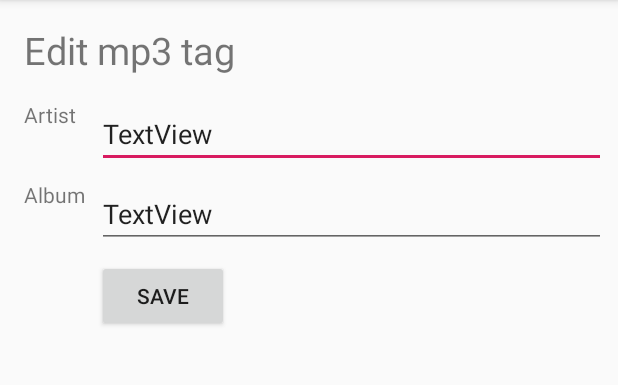
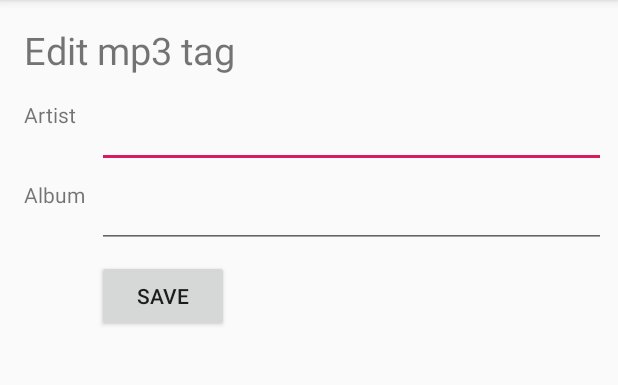
Before and after one commit to keima/ParcelizeDemo, an Android app: the screen it shows after launch (MainActivity), after a tap on "SAVE", on a phone screen of 412 x 824 dp, the part 84-469 px from its top. Run offline under Robolectric (Android 15) with nearby library versions, the phone set to English and light mode, and no system bars; our stand-ins replace data binding; libraries missing offline, so code that uses them is left out: com.evernote.android; 1 statement that could not run was skipped.

Commit message:
It works!

```diff
--- a/app/build.gradle
+++ b/app/build.gradle
@@ -35,3 +35,8 @@ dependencies {
     androidTestImplementation 'androidx.test:runner:1.1.0-alpha3'
     androidTestImplementation 'androidx.test.espresso:espresso-core:3.1.0-alpha3'
 }
+
+androidExtensions {
+    experimental = true
+    features = ["parcelize"]
+}
--- a/app/src/main/AndroidManifest.xml
+++ b/app/src/main/AndroidManifest.xml
@@ -3,6 +3,7 @@
     xmlns:tools="http://schemas.android.com/tools">
 
     <application
+        android:name=".MyApp"
         android:allowBackup="false"
         android:icon="@mipmap/ic_launcher"
         android:label="@string/app_name"
--- a/app/src/main/java/app/keima/android/parcelizedemo/MainActivity.kt
+++ b/app/src/main/java/app/keima/android/parcelizedemo/MainActivity.kt
@@ -1,22 +1,35 @@
 package app.keima.android.parcelizedemo
 
 import android.os.Bundle
+import android.util.Log
 import androidx.appcompat.app.AppCompatActivity
 import androidx.databinding.DataBindingUtil
 import app.keima.android.parcelizedemo.databinding.ActivityMainBinding
+import com.evernote.android.state.State
+import java.util.Date
 
-class MainActivity: AppCompatActivity() {
+class MainActivity : AppCompatActivity() {
 
-  private lateinit var binding : ActivityMainBinding
+  companion object {
+    private const val TAG = "MainActivity"
+  }
+
+  private lateinit var binding: ActivityMainBinding
+
+  @State
+  var mp3Tag = Mp3Tag()
 
   override fun onCreate(savedInstanceState: Bundle?) {
     super.onCreate(savedInstanceState)
     binding = DataBindingUtil.setContentView(this, R.layout.activity_main)
+    binding.model = mp3Tag
 
     binding.saveButton.setOnClickListener {
-
+      mp3Tag.date = Date()
+      Log.d(TAG, "*_mp3tag: $mp3Tag")
     }
 
+    Log.d(TAG, "mp3tag: $mp3Tag")
   }
 
 }
--- a/app/src/main/java/app/keima/android/parcelizedemo/Mp3Tag.kt
+++ b/app/src/main/java/app/keima/android/parcelizedemo/Mp3Tag.kt
@@ -1,3 +1,12 @@
 package app.keima.android.parcelizedemo
 
-class Mp3Tag
+import android.os.Parcelable
+import kotlinx.android.parcel.Parcelize
+import java.util.Date
+
+@Parcelize
+data class Mp3Tag(
+    var artist: String = "",
+    var album: String = "",
+    var date: Date = Date()
+) : Parcelable
--- /dev/null
+++ b/app/src/main/java/app/keima/android/parcelizedemo/MyApp.kt
@@ -0,0 +1,13 @@
+package app.keima.android.parcelizedemo
+
+import android.app.Application
+import com.evernote.android.state.StateSaver
+
+class MyApp : Application() {
+
+  override fun onCreate() {
+    super.onCreate()
+    StateSaver.setEnabledForAllActivitiesAndSupportFragments(this, true)
+  }
+
+}
--- a/app/src/main/res/layout/activity_main.xml
+++ b/app/src/main/res/layout/activity_main.xml
@@ -3,6 +3,13 @@
     xmlns:app="http://schemas.android.com/apk/res-auto"
     xmlns:tools="http://schemas.android.com/tools"
     tools:ignore="HardcodedText">
+
+    <data>
+
+        <variable
+            name="model"
+            type="app.keima.android.parcelizedemo.Mp3Tag"/>
+    </data>
 
     <androidx.constraintlayout.widget.ConstraintLayout
         android:layout_width="match_parent"
@@ -52,7 +59,7 @@
             android:layout_marginRight="8dp"
             android:layout_marginStart="8dp"
             android:layout_marginTop="16dp"
-            android:text="TextView"
+            android:text="@={model.artist}"
             app:layout_constraintEnd_toEndOf="parent"
             app:layout_constraintStart_toEndOf="@+id/labelBarrier"
             app:layout_constraintTop_toBottomOf="@+id/textView"/>
@@ -66,7 +73,7 @@
             android:layout_marginRight="8dp"
             android:layout_marginStart="8dp"
             android:layout_marginTop="8dp"
-            android:text="TextView"
+            android:text="@={model.album}"
             app:layout_constraintEnd_toEndOf="parent"
             app:layout_constraintStart_toEndOf="@+id/labelBarrier"
             app:layout_constraintTop_toTopOf="@+id/artistBarrier"/>
--- a/build.gradle
+++ b/build.gradle
@@ -1,13 +1,13 @@
 // Top-level build file where you can add configuration options common to all sub-projects/modules.
 
 buildscript {
-    ext.kotlin_version = '1.2.41'
+    ext.kotlin_version = '1.2.50'
     repositories {
         google()
         jcenter()
     }
     dependencies {
-        classpath 'com.android.tools.build:gradle:3.2.0-alpha18'
+        classpath 'com.android.tools.build:gradle:3.2.0-beta01'
         classpath "org.jetbrains.kotlin:kotlin-gradle-plugin:$kotlin_version"
 
         // NOTE: Do not place your application dependencies here; they belong
```
